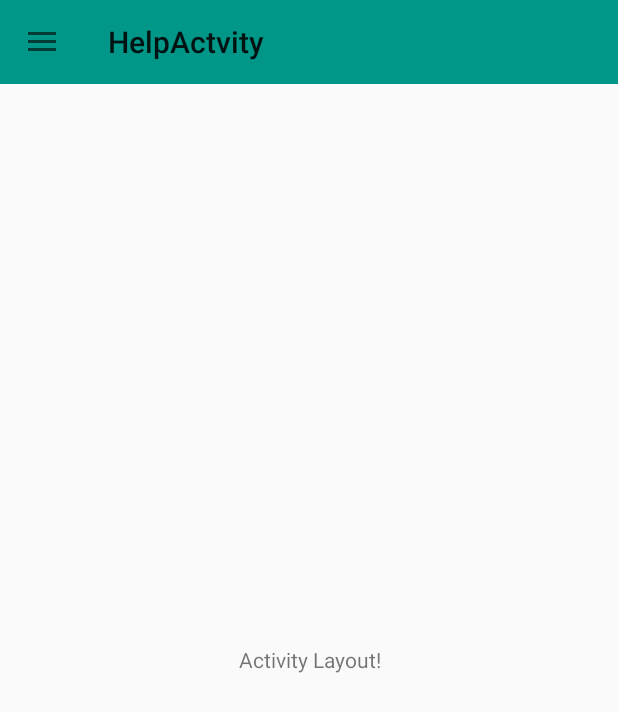
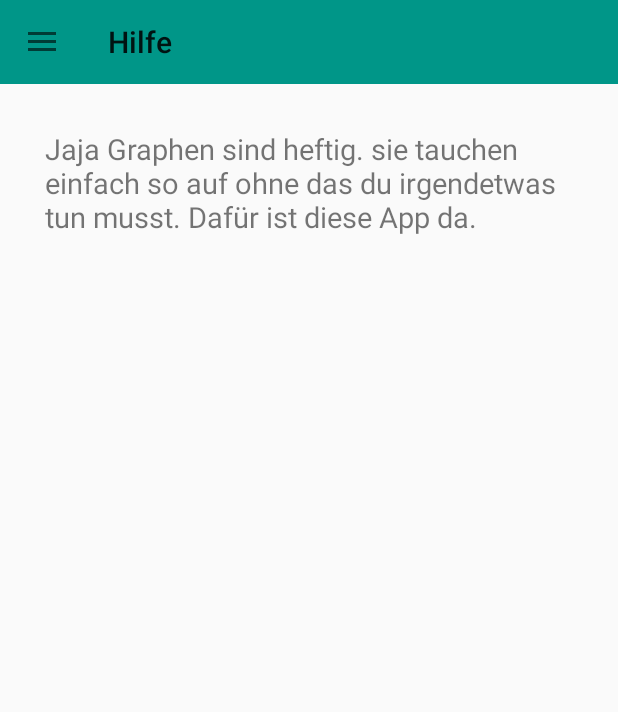
Before and after one commit to finngaida/Ginma, an Android app: the HelpActvity screen opened directly, with no data from a screen before it, in the side drawer, after a tap on "Graphen", on a phone screen of 412 x 824 dp. Shown: the top 712 px of the screen. Run offline under Robolectric (Android 15) with nearby library versions, the phone set to English and light mode, and no system bars.

Commit message:
first visible graph view & some other changes

```diff
--- a/app/src/main/java/de/ricoklimpel/ginma/ChooseCategoryActivity.java
+++ b/app/src/main/java/de/ricoklimpel/ginma/ChooseCategoryActivity.java
@@ -100,14 +100,14 @@ public class ChooseCategoryActivity extends AppCompatActivity {
         FAM_categorys.collapse();
 
         LayoutInflater AD_inflater = getLayoutInflater();
-        View AD_View = AD_inflater.inflate(R.layout.ad_textinput_projects,null);
+        View AD_View = AD_inflater.inflate(R.layout.ad_textinput_categorys,null);
 
         final AlertDialog.Builder AD_addProjectbuilder = new AlertDialog.Builder(ChooseCategoryActivity.this);
         AD_addProjectbuilder.setTitle("Neue Kategorie hinzufügen");
         AD_addProjectbuilder.setView(AD_View);
 
-        btn_AD_addcategory = (Button)AD_View.findViewById(R.id.btn_AD_addprojects);
-        eT_AD_addcategory = (MaterialEditText)AD_View.findViewById(R.id.eT_AD_addprojects);
+        btn_AD_addcategory = (Button)AD_View.findViewById(R.id.btn_AD_addcategorys);
+        eT_AD_addcategory = (MaterialEditText)AD_View.findViewById(R.id.eT_AD_addcategorys);
 
         final AlertDialog AD_addProject = AD_addProjectbuilder.create();
 
--- a/app/src/main/java/de/ricoklimpel/ginma/ChooseProjektActivity.java
+++ b/app/src/main/java/de/ricoklimpel/ginma/ChooseProjektActivity.java
@@ -52,7 +52,6 @@ public class ChooseProjektActivity extends AppCompatActivity {
     SharedPreferences.Editor prefseditor;
 
     Toolbar toolbar_chooseproject;
-    ActionBar actionbar_chooseproject;
 
     @Override
     protected void onCreate(Bundle savedInstanceState) {
@@ -68,8 +67,6 @@ public class ChooseProjektActivity extends AppCompatActivity {
         if(Build.VERSION.SDK_INT>=21){
             toolbar_chooseproject.setElevation(25);
         }
-        //actionbar_chooseproject = getSupportActionBar();
-        //actionbar_chooseproject.setDisplayHomeAsUpEnabled(true);
 
 
         FAM_Projects = (FloatingActionsMenu)findViewById(R.id.FAM_projects);
--- a/app/src/main/java/de/ricoklimpel/ginma/HelpActvity.java
+++ b/app/src/main/java/de/ricoklimpel/ginma/HelpActvity.java
@@ -10,6 +10,7 @@ import android.os.Bundle;
 import android.support.v7.widget.Toolbar;
 import android.view.Menu;
 import android.view.MenuItem;
+import android.widget.TextView;
 
 public class HelpActvity extends AppCompatActivity {
 
@@ -19,6 +20,7 @@ public class HelpActvity extends AppCompatActivity {
     Toolbar Toolbar_Help;
     ActionBar Actionbar_Help;
     NavigationView help_navigationView;
+    TextView tV_Helptext;
 
     @Override
     protected void onCreate(Bundle savedInstanceState) {
@@ -38,7 +40,10 @@ public class HelpActvity extends AppCompatActivity {
         DrawerToggle = new ActionBarDrawerToggle(HelpActvity.this,DrawerLayout_Help,R.string.app_name,R.string.app_name);
         DrawerLayout_Help.setDrawerListener(DrawerToggle);
 
+
+        tV_Helptext = (TextView)findViewById(R.id.tV_Helptext);
         help_navigationView = (NavigationView)findViewById(R.id.help_navigationView);
+
         help_navigationView.setNavigationItemSelectedListener(new NavigationView.OnNavigationItemSelectedListener() {
             @Override
             public boolean onNavigationItemSelected(MenuItem menuItem) {
@@ -47,13 +52,32 @@ public class HelpActvity extends AppCompatActivity {
 
                     case R.id.menuitem_procat:{
 
+                        tV_Helptext.setText("Mit der Hilfe von Projekten und Kategorien kannst" +
+                                "du deine Daten und somit die supercoolen Graphen besser ordnen" +
+                                "und Kategorisieren");
+
                         break;
                     }
+                    case R.id.menuitem_data:{
+
+                        tV_Helptext.setText("Daten sind die Zahlen die du eingibtst um den " +
+                                "superheftigen Graphen zu bekommen den du umbedingt sehen willst" +
+                                "Daten können einfach Zahlen aber auch Streckenlängen oder Zeiten " +
+                                "also eigentlch alles mögliche sein");
+                        break;
+
+                    }
                     case R.id.menuitem_graphs:{
+
+                        tV_Helptext.setText("Jaja Graphen sind heftig. sie tauchen einfach so auf " +
+                                "ohne das du irgendetwas tun musst. Dafür ist diese App da.");
 
                         break;
                     }
                     case  R.id.menuitem_developer:{
+
+                        tV_Helptext.setText("Der Entwickler dieser Anwendung bin ich. das will" +
+                                "niemand wissen also höre ich auf zu reden.");
 
                         break;
                     }
--- a/app/src/main/java/de/ricoklimpel/ginma/RVA_categorysAdapterClass.java
+++ b/app/src/main/java/de/ricoklimpel/ginma/RVA_categorysAdapterClass.java
@@ -62,6 +62,8 @@ public class RVA_categorysAdapterClass
                 //Weitergeben an Graph View
 
 
+
+
                 Intent categoryintent = new Intent(ChooseCategoryActivity.CCA_ActivityContent, GraphViewActivity.class);
                 ChooseCategoryActivity.CCA_ActivityContent.startActivity(categoryintent);
 
--- a/app/src/main/res/layout/activity_help_actvity.xml
+++ b/app/src/main/res/layout/activity_help_actvity.xml
@@ -32,10 +32,13 @@
             <TextView
                 android:layout_width="fill_parent"
                 android:layout_height="wrap_content"
-                android:text="Activity Layout!"
-                android:layout_centerVertical="true"
                 android:layout_alignParentStart="true"
-                android:gravity="center" />
+                android:id="@+id/tV_Helptext"
+                android:layout_alignParentTop="true"
+                android:layout_alignParentBottom="true"
+                android:layout_margin="30dp"
+                android:gravity="left|top"
+                android:textSize="19dp" />
 
 
         </RelativeLayout>
--- a/app/src/main/res/menu/menu_navigationview_help.xml
+++ b/app/src/main/res/menu/menu_navigationview_help.xml
@@ -9,6 +9,11 @@
             android:title="Projekte/Kategorien"
             android:icon="@drawable/ic_assignment_black_36dp"
             />
+
+        <item
+            android:id="@+id/menuitem_data"
+            android:title="Daten"
+            android:icon="@drawable/ic_storage_black_36dp"/>
 
         <item
             android:id="@+id/menuitem_graphs"
--- a/app/src/main/res/values/strings.xml
+++ b/app/src/main/res/values/strings.xml
@@ -4,9 +4,8 @@
     <string name="action_settings">Settings</string>
     <string name="title_activity_choose_projekt">Projekte</string>
     <string name="title_activity_choose_category">Kategorien</string>
-    <string name="title_activity_graph_view">GraphViewActivity</string>
-    <string name="title_activity_help_actvity">HelpActvity</string>
+    <string name="title_activity_graph_view">Detail Ansicht</string>
+    <string name="title_activity_help_actvity">Hilfe</string>
 
-    <string name="hello_world">Hello world!</string>
 
 </resources>
```
Also changed, not shown: app/build.gradle (+2 -5 lines), app/src/main/java/de/ricoklimpel/ginma/Fragment_GraphView_Graph.java (+55 -0 lines), app/src/main/java/de/ricoklimpel/ginma/GraphViewActivity.java (+15 -2 lines), app/src/main/java/de/ricoklimpel/ginma/ViewPagerAdapter_GraphView.java (+7 -3 lines), app/src/main/res/layout/activity_graph_view.xml (+6 -2 lines), app/src/main/res/layout/ad_textinput_categorys.xml (added, +32 -0 lines), app/src/main/res/layout/fragment_graphview_graph.xml (+14 -4 lines), app/src/main/res/layout/header_help_navigationview.xml (+11 -0 lines), app/src/main/res/drawable/ginmaicon5.png (added), app/src/main/res/drawable/ic_storage_black_36dp.png (added), 1 other file.
